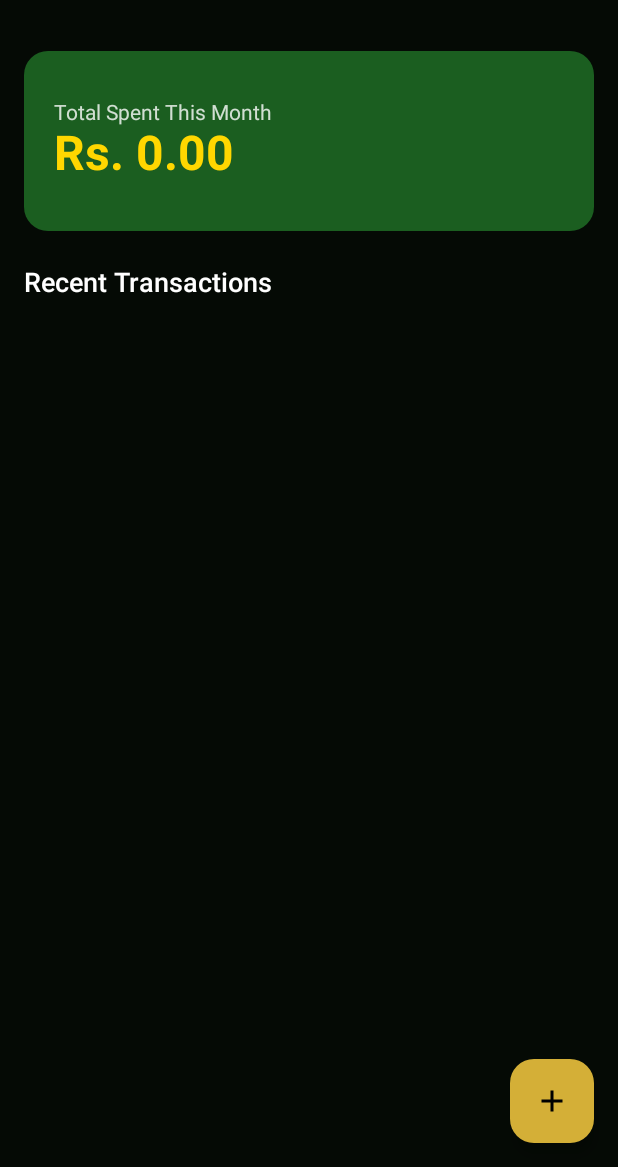
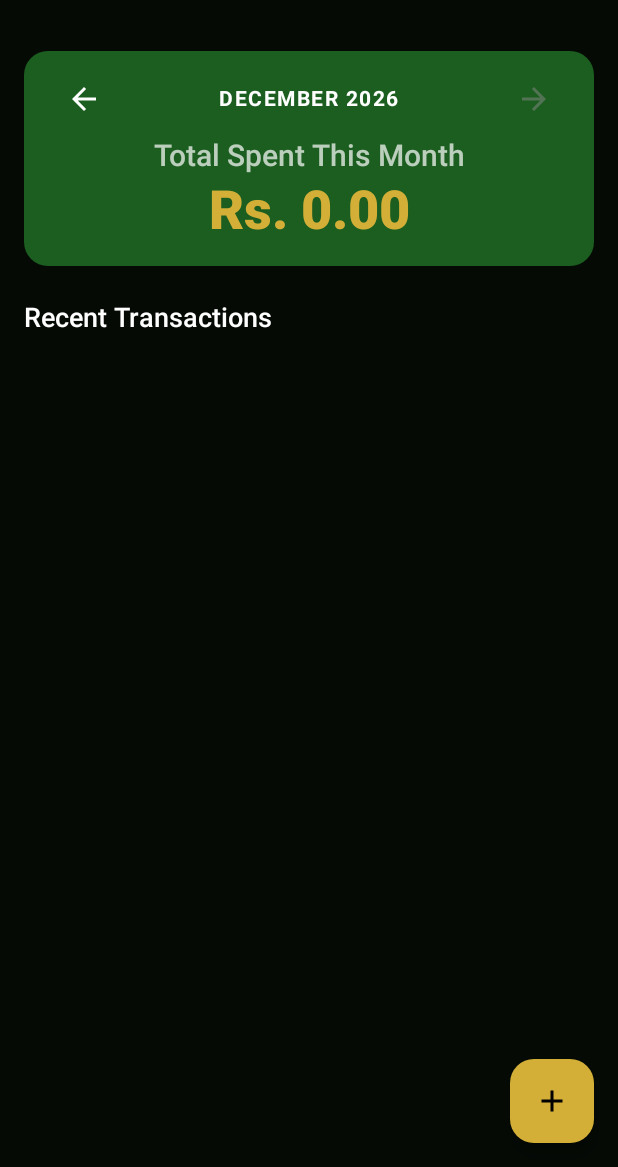
Before and after one commit to playwise1/Pennywise, an Android app built with Jetpack Compose: the screen it shows after launch (MainActivity), on a phone screen of 412 x 824 dp, the part 69-1236 px from its top. Run offline under Robolectric (Android 15) with nearby library versions, the phone set to English and light mode, and no system bars; our stand-ins replace Room's generated code.

Commit message:
fixed atm withdrawal and lets you view previous months stats

```diff
--- a/app/src/main/java/com/example/pennywise/data/ExpenseDao.kt
+++ b/app/src/main/java/com/example/pennywise/data/ExpenseDao.kt
@@ -12,6 +12,9 @@ interface ExpenseDao {
     @Query("SELECT * FROM expenses ORDER BY timestamp DESC")
     fun getAllExpenses(): Flow<List<Expense>>
 
+    @Query("SELECT * FROM expenses WHERE timestamp BETWEEN :start AND :end ORDER BY timestamp DESC")
+    fun getExpensesByDate(start: Long, end: Long): Flow<List<Expense>>
+
     @Insert
     suspend fun insertExpense(expense: Expense)
 
--- a/app/src/main/java/com/example/pennywise/data/ExpenseRepository.kt
+++ b/app/src/main/java/com/example/pennywise/data/ExpenseRepository.kt
@@ -5,6 +5,10 @@ import kotlinx.coroutines.flow.Flow
 class ExpenseRepository(private val expenseDao: ExpenseDao) {
 
     val allExpenses: Flow<List<Expense>> = expenseDao.getAllExpenses()
+
+    fun getExpensesByDate(start: Long, end: Long): Flow<List<Expense>> {
+        return expenseDao.getExpensesByDate(start, end)
+    }
 
     suspend fun addExpense(expense: Expense) {
         expenseDao.insertExpense(expense)
--- a/app/src/main/java/com/example/pennywise/ui/MainViewModel.kt
+++ b/app/src/main/java/com/example/pennywise/ui/MainViewModel.kt
@@ -6,49 +6,59 @@ import androidx.lifecycle.viewModelScope
 import com.example.pennywise.data.AppDatabase
 import com.example.pennywise.data.Expense
 import com.example.pennywise.data.ExpenseRepository
+import kotlinx.coroutines.ExperimentalCoroutinesApi
+import kotlinx.coroutines.flow.MutableStateFlow
 import kotlinx.coroutines.flow.SharingStarted
 import kotlinx.coroutines.flow.StateFlow
+import kotlinx.coroutines.flow.flatMapLatest
+import kotlinx.coroutines.flow.map
 import kotlinx.coroutines.flow.stateIn
 import kotlinx.coroutines.launch
+import java.text.SimpleDateFormat
 import java.util.Calendar
+import java.util.Locale
 
+@OptIn(ExperimentalCoroutinesApi::class)
 class MainViewModel(application: Application) : AndroidViewModel(application) {
 
     private val repository: ExpenseRepository
+
+    private val _monthOffset = MutableStateFlow(0)
+
+    val currentMonthName: StateFlow<String>
     val allExpenses: StateFlow<List<Expense>>
     val totalSpentThisMonth: StateFlow<Double?>
+    val expenseLabel: StateFlow<String>
+    val canGoNext: StateFlow<Boolean>
+    val isCurrentMonth: StateFlow<Boolean>
 
     init {
-        // Initialize the Database and Repository immediately
         val expenseDao = AppDatabase.getDatabase(application).expenseDao()
         repository = ExpenseRepository(expenseDao)
 
-        // 1. Get All Expenses
-        allExpenses = repository.allExpenses.stateIn(
-            viewModelScope,
-            SharingStarted.WhileSubscribed(5000),
-            emptyList()
-        )
+        currentMonthName = _monthOffset.map {
+            val calendar = Calendar.getInstance()
+            calendar.add(Calendar.MONTH, it)
+            SimpleDateFormat("MMMM yyyy", Locale.getDefault()).format(calendar.time)
+        }.stateIn(viewModelScope, SharingStarted.WhileSubscribed(5000), "")
 
-        // 2. Calculate "Current Month" Total
-        val calendar = Calendar.getInstance()
-        calendar.set(Calendar.DAY_OF_MONTH, 1)
-        calendar.set(Calendar.HOUR_OF_DAY, 0)
-        calendar.set(Calendar.MINUTE, 0)
-        calendar.set(Calendar.SECOND, 0)
-        calendar.set(Calendar.MILLISECOND, 0)
-        val startOfMonth = calendar.timeInMillis
+        allExpenses = _monthOffset.flatMapLatest {
+            val (start, end) = getMonthStartAndEnd(it)
+            repository.getExpensesByDate(start, end)
+        }.stateIn(viewModelScope, SharingStarted.WhileSubscribed(5000), emptyList())
 
-        val endCalendar = calendar.clone() as Calendar
-        endCalendar.add(Calendar.MONTH, 1)
-        val endOfMonth = endCalendar.timeInMillis
+        totalSpentThisMonth = _monthOffset.flatMapLatest {
+            val (start, end) = getMonthStartAndEnd(it)
+            repository.getTotalSpent(start, end)
+        }.stateIn(viewModelScope, SharingStarted.WhileSubscribed(5000), 0.0)
 
-        totalSpentThisMonth = repository.getTotalSpent(startOfMonth, endOfMonth)
-            .stateIn(
-                viewModelScope,
-                SharingStarted.WhileSubscribed(5000),
-                0.0
-            )
+        expenseLabel = _monthOffset.map { offset ->
+            if (offset == 0) "Total Spent This Month" else "Total Monthly Spent"
+        }.stateIn(viewModelScope, SharingStarted.WhileSubscribed(5000), "Total Spent This Month")
+
+        canGoNext = _monthOffset.map { it < 0 }.stateIn(viewModelScope, SharingStarted.WhileSubscribed(5000), false)
+
+        isCurrentMonth = _monthOffset.map { it == 0 }.stateIn(viewModelScope, SharingStarted.WhileSubscribed(5000), true)
     }
 
     fun addManualExpense(amount: Double, merchant: String, category: String) {
@@ -64,9 +74,9 @@ class MainViewModel(application: Application) : AndroidViewModel(application) {
     }
 
     fun updateExpense(expense: Expense) {
-         viewModelScope.launch {
-             repository.updateExpense(expense)
-         }
+        viewModelScope.launch {
+            repository.updateExpense(expense)
+        }
     }
 
     fun deleteExpense(expense: Expense) {
@@ -74,4 +84,30 @@ class MainViewModel(application: Application) : AndroidViewModel(application) {
             repository.deleteExpense(expense)
         }
     }
+
+    fun nextMonth() {
+        if (_monthOffset.value < 0) {
+            _monthOffset.value++
+        }
+    }
+
+    fun previousMonth() {
+        _monthOffset.value--
+    }
+
+    private fun getMonthStartAndEnd(offset: Int): Pair<Long, Long> {
+        val calendar = Calendar.getInstance()
+        calendar.add(Calendar.MONTH, offset)
+        calendar.set(Calendar.DAY_OF_MONTH, 1)
+        calendar.set(Calendar.HOUR_OF_DAY, 0)
+        calendar.set(Calendar.MINUTE, 0)
+        calendar.set(Calendar.SECOND, 0)
+        calendar.set(Calendar.MILLISECOND, 0)
+        val startOfMonth = calendar.timeInMillis
+
+        val endCalendar = calendar.clone() as Calendar
+        endCalendar.add(Calendar.MONTH, 1)
+        val endOfMonth = endCalendar.timeInMillis
+        return Pair(startOfMonth, endOfMonth)
+    }
 }
--- a/app/src/main/java/com/example/pennywise/ui/screens/DashboardScreen.kt
+++ b/app/src/main/java/com/example/pennywise/ui/screens/DashboardScreen.kt
@@ -1,10 +1,14 @@
 package com.example.pennywise.ui.screens
 
+import androidx.compose.foundation.ExperimentalFoundationApi
+import androidx.compose.foundation.combinedClickable
 import androidx.compose.foundation.layout.*
 import androidx.compose.foundation.lazy.LazyColumn
 import androidx.compose.foundation.lazy.items
 import androidx.compose.foundation.shape.RoundedCornerShape
 import androidx.compose.material.icons.Icons
+import androidx.compose.material.icons.automirrored.filled.ArrowBack
+import androidx.compose.material.icons.automirrored.filled.ArrowForward
 import androidx.compose.material.icons.automirrored.filled.ReceiptLong
 import androidx.compose.material.icons.filled.*
 import androidx.compose.material3.*
@@ -29,6 +33,10 @@ fun DashboardScreen(
 ) {
     val totalSpent by viewModel.totalSpentThisMonth.collectAsState()
     val expenses by viewModel.allExpenses.collectAsState()
+    val currentMonthName by viewModel.currentMonthName.collectAsState()
+    val expenseLabel by viewModel.expenseLabel.collectAsState()
+    val canGoNext by viewModel.canGoNext.collectAsState()
+    val isCurrentMonth by viewModel.isCurrentMonth.collectAsState()
 
     var showDialog by remember { mutableStateOf(false) }
     var expenseToDelete by remember { mutableStateOf<Expense?>(null) }
@@ -53,12 +61,14 @@ fun DashboardScreen(
             )
         },
         floatingActionButton = {
+            if (isCurrentMonth) {
                 FloatingActionButton(
                     onClick = { showDialog = true },
                     containerColor = metallicGold,
                     contentColor = Color.Black
                 ) {
                     Icon(Icons.Default.Add, contentDescription = "Add Expense")
+                }
             }
         }
     ) { paddingValues ->
@@ -91,19 +101,19 @@ fun DashboardScreen(
             }
 
             expenseToDelete?.let { expense ->
+                val isAtmWithdrawal = expense.merchant == "ATM Withdrawal"
                 AlertDialog(
                     onDismissRequest = { expenseToDelete = null },
-                    title = { Text("Delete Transaction?") },
-                    text = { Text("Are you sure you want to remove this transaction?") },
+                    title = { Text(if (isAtmWithdrawal) "Delete ATM Record?" else "Delete Transaction?") },
+                    text = { Text(if (isAtmWithdrawal) "This is a verified bank transaction. Are you sure you want to delete it?" else "Are you sure you want to remove this transaction?") },
                     confirmButton = {
-                        Button(
+                        TextButton(
                             onClick = {
                                 viewModel.deleteExpense(expense)
                                 expenseToDelete = null
-                            },
-                            colors = ButtonDefaults.buttonColors(containerColor = Color.Red)
+                            }
                         ) {
-                            Text("Delete")
+                            Text("Delete", color = Color.Red)
                         }
                     },
                     dismissButton = {
@@ -117,20 +127,58 @@ fun DashboardScreen(
             // Total Card
             Card(
                 modifier = Modifier
-                    .fillMaxWidth()
-                    .height(120.dp),
+                    .fillMaxWidth(),
                 shape = RoundedCornerShape(16.dp),
                 colors = CardDefaults.cardColors(containerColor = darkGreen)
             ) {
                 Column(
                     modifier = Modifier
-                        .fillMaxSize()
-                        .padding(20.dp),
-                    verticalArrangement = Arrangement.Center
+                        .fillMaxWidth()
+                        .padding(top = 8.dp, bottom = 16.dp),
+                    horizontalAlignment = Alignment.CenterHorizontally
                 ) {
-                    Text(text = "Total Spent This Month", color = Color.White.copy(alpha = 0.8f))
+                    Row(
+                        verticalAlignment = Alignment.CenterVertically,
+                        horizontalArrangement = Arrangement.SpaceBetween,
+                        modifier = Modifier.fillMaxWidth().padding(horizontal = 16.dp)
+                    ) {
+                        IconButton(onClick = { viewModel.previousMonth() }) {
+                            Icon(Icons.AutoMirrored.Filled.ArrowBack, contentDescription = "Previous Month", tint = Color.White)
+                        }
+                        Text(
+                            text = currentMonthName.uppercase(),
+                            color = Color.White,
+                            fontSize = 14.sp,
+                            fontWeight = FontWeight.Bold,
+                            letterSpacing = 1.sp
+                        )
+                        IconButton(onClick = { viewModel.nextMonth() }, enabled = canGoNext) {
+                            Icon(
+                                Icons.AutoMirrored.Filled.ArrowForward,
+                                contentDescription = "Next Month",
+                                tint = if (canGoNext) metallicGold else Color.Gray.copy(alpha = 0.5f)
+                            )
+                        }
+                    }
+
+                    Spacer(modifier = Modifier.height(2.dp))
+
+                    Text(
+                        text = expenseLabel,
+                        color = Color.White.copy(alpha = 0.7f),
+                        fontSize = 20.sp,
+                        fontWeight = FontWeight.Medium
+                    )
+
+                    Spacer(modifier = Modifier.height(4.dp))
+
                     val formattedTotal = String.format(Locale.getDefault(), "%.2f", totalSpent ?: 0.0)
-                    Text(text = "Rs. $formattedTotal", color = brightGold, fontSize = 32.sp, fontWeight = FontWeight.Bold)
+                    Text(
+                        text = "Rs. $formattedTotal",
+                        color = metallicGold,
+                        fontSize = 36.sp,
+                        fontWeight = FontWeight.ExtraBold
+                    )
                 }
             }
 
@@ -152,6 +200,7 @@ fun DashboardScreen(
     }
 }
 
+@OptIn(ExperimentalFoundationApi::class)
 @Composable
 fun ExpenseItem(expense: Expense, onEditClick: () -> Unit, onDeleteClick: () -> Unit) {
     val categoryIcon = when (expense.category) {
@@ -168,7 +217,18 @@ fun ExpenseItem(expense: Expense, onEditClick: () -> Unit, onDeleteClick: () ->
     val metallicGold = Color(0xFFD4AF37)
 
     Card(
-        modifier = Modifier.fillMaxWidth(),
+        modifier = Modifier
+            .fillMaxWidth()
+            .combinedClickable(
+                onClick = {
+                    if (expense.merchant != "ATM Withdrawal") {
+                        onEditClick()
+                    }
+                 },
+                onLongClick = {
+                    onDeleteClick()
+                }
+            ),
         shape = RoundedCornerShape(12.dp),
         colors = CardDefaults.cardColors(containerColor = cardBackground)
     ) {
@@ -183,10 +243,10 @@ fun ExpenseItem(expense: Expense, onEditClick: () -> Unit, onDeleteClick: () ->
                 Text(formattedDate, color = Color.White.copy(alpha = 0.7f), fontSize = 12.sp)
             }
             Text("Rs. ${String.format(Locale.getDefault(), "%.2f", expense.amount)}", fontWeight = FontWeight.Bold, color = brightGold)
+
             if (expense.merchant != "ATM Withdrawal") {
                 IconButton(onClick = onEditClick) {
                     Icon(Icons.Default.Edit, contentDescription = "Edit", tint = metallicGold)
-                }
                 }
                 IconButton(onClick = onDeleteClick) {
                     Icon(Icons.Default.Delete, contentDescription = "Delete", tint = Color.Gray)
@@ -194,3 +254,4 @@ fun ExpenseItem(expense: Expense, onEditClick: () -> Unit, onDeleteClick: () ->
             }
         }
     }
+}
```
Lines whose indentation alone changed are shown as unchanged.
